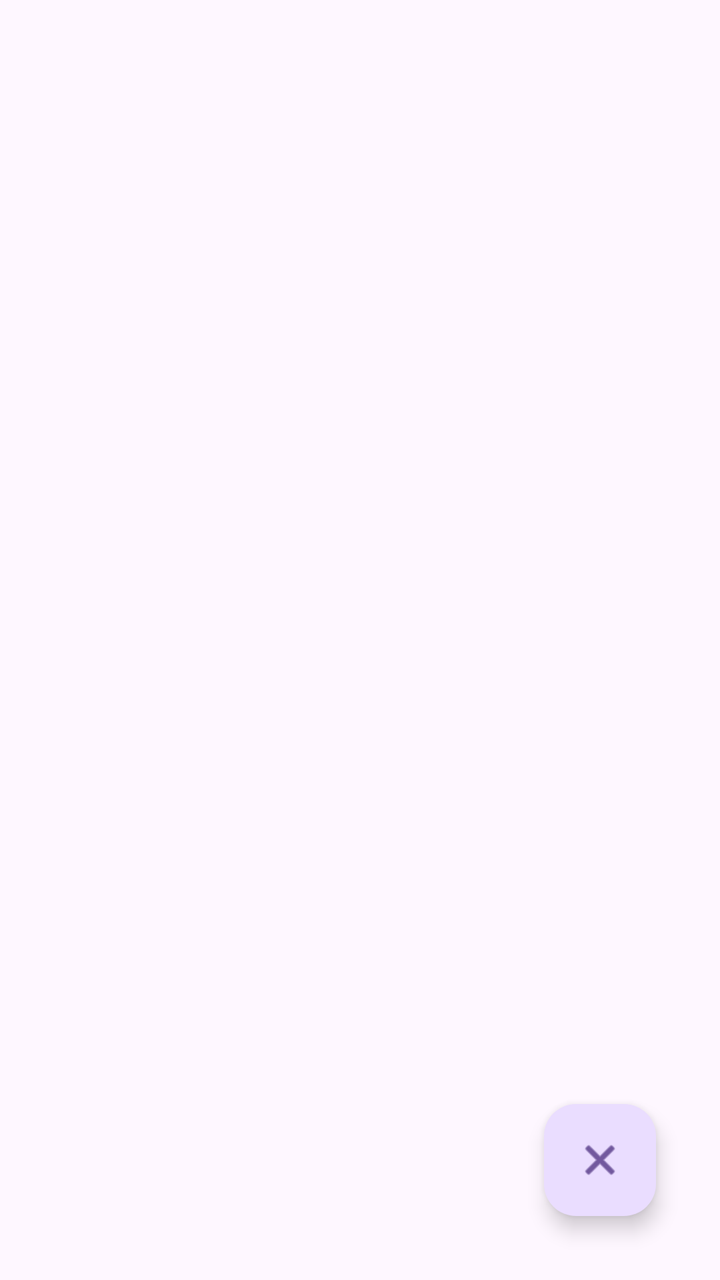
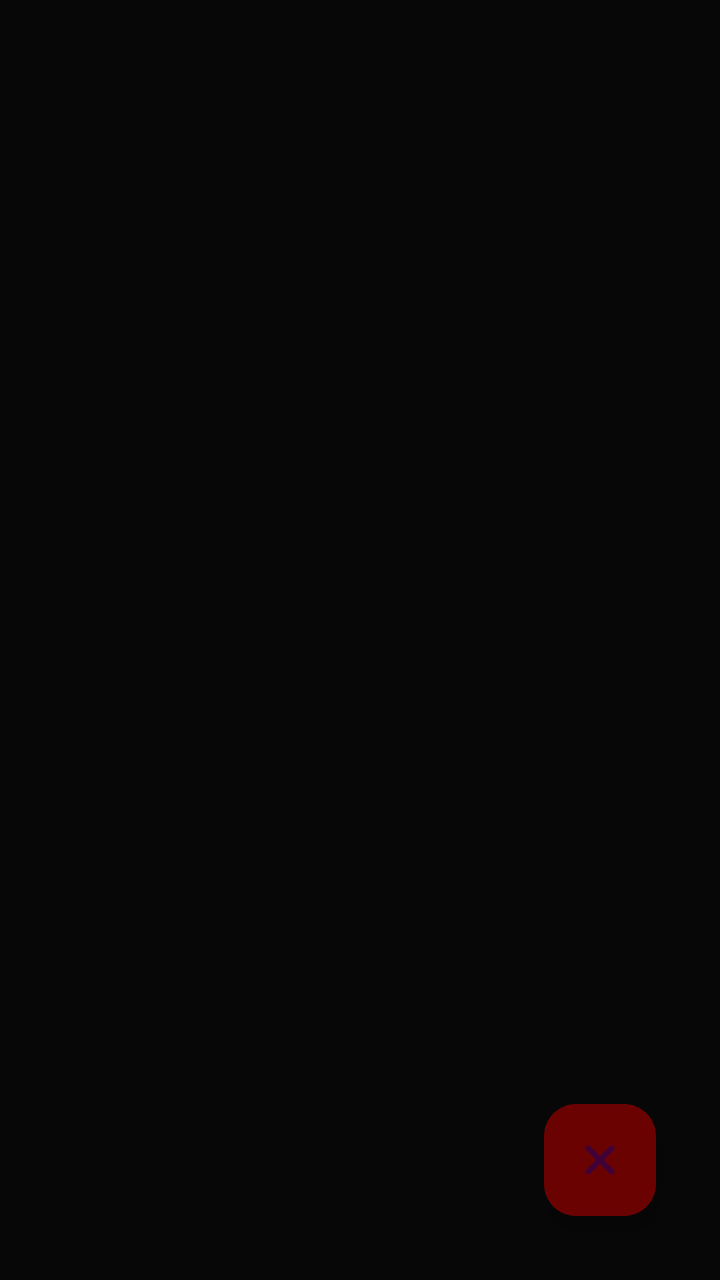

Two renders of the same Android screen: before a commit and after it. Below are the layout's source before the change and the commit's diff.
<!-- AndroidManifest.xml: application theme Theme.Aula05 -->
<!-- res/layout/activity_filme_lista.xml -->
<?xml version="1.0" encoding="utf-8"?>
<androidx.constraintlayout.widget.ConstraintLayout xmlns:android="http://schemas.android.com/apk/res/android"
    xmlns:app="http://schemas.android.com/apk/res-auto"
    xmlns:tools="http://schemas.android.com/tools"
    android:id="@+id/main"
    android:layout_width="match_parent"
    android:layout_height="match_parent"
    tools:context=".view.FilmeListaActivity">

    <androidx.recyclerview.widget.RecyclerView
        android:id="@+id/rv_filmes"
        android:layout_width="409dp"
        android:layout_height="729dp"
        app:layout_constraintBottom_toBottomOf="parent"
        app:layout_constraintEnd_toEndOf="parent"
        app:layout_constraintHorizontal_bias="0.5"
        app:layout_constraintStart_toStartOf="parent"
        app:layout_constraintTop_toTopOf="parent"
        app:layout_constraintVertical_bias="0.5" />

    <com.google.android.material.floatingactionbutton.FloatingActionButton
        android:id="@+id/fab_voltar_menu_filme"
        android:layout_width="wrap_content"
        android:layout_height="wrap_content"
        android:layout_marginEnd="32dp"
        android:layout_marginBottom="32dp"
        android:clickable="true"
        android:contentDescription="Volta para menu de cadastro filme"
        app:layout_constraintBottom_toBottomOf="parent"
        app:layout_constraintEnd_toEndOf="parent"
        app:srcCompat="@android:drawable/ic_menu_close_clear_cancel" />
</androidx.constraintlayout.widget.ConstraintLayout>
<!-- resources referenced by this layout -->
<resources>
  <style name="Theme.Aula05" parent="Base.Theme.Aula05" />
  <style name="Base.Theme.Aula05" parent="Theme.Material3.DayNight.NoActionBar">
          
          
      </style>
</resources>

<!-- the commit's change to res/layout/activity_filme_lista.xml (unified diff, before → after) -->
@@ -5,6 +5,7 @@
     android:id="@+id/main"
     android:layout_width="match_parent"
     android:layout_height="match_parent"
+    android:background="#070707"
     tools:context=".view.FilmeListaActivity">
 
     <androidx.recyclerview.widget.RecyclerView
@@ -26,6 +27,7 @@
         android:layout_marginBottom="32dp"
         android:clickable="true"
         android:contentDescription="Volta para menu de cadastro filme"
+        app:backgroundTint="#6A0202"
         app:layout_constraintBottom_toBottomOf="parent"
         app:layout_constraintEnd_toEndOf="parent"
         app:srcCompat="@android:drawable/ic_menu_close_clear_cancel" />
